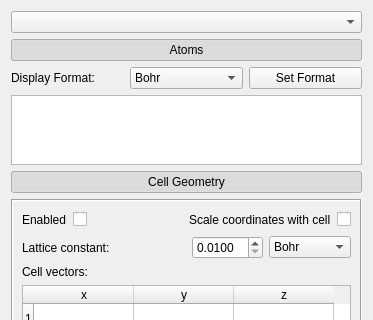
First picture: the form in vipster/qt/molwidget.ui, repository sgsaenger/vipster, before the edit; both pictures show x 0 to 373 and y 0 to 320 of the 373 by 663 pixel window.
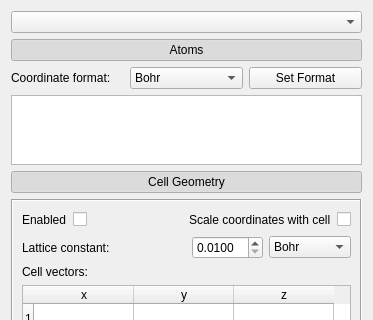
Second picture: the form after the edit.

```diff
--- a/vipster/qt/molwidget.ui
+++ b/vipster/qt/molwidget.ui
@@ -56,7 +56,7 @@
         <item>
          <widget class="QLabel" name="atomFmtLabel">
           <property name="text">
-           <string>Display Format:</string>
+           <string>Coordinate format:</string>
           </property>
          </widget>
         </item>
```
